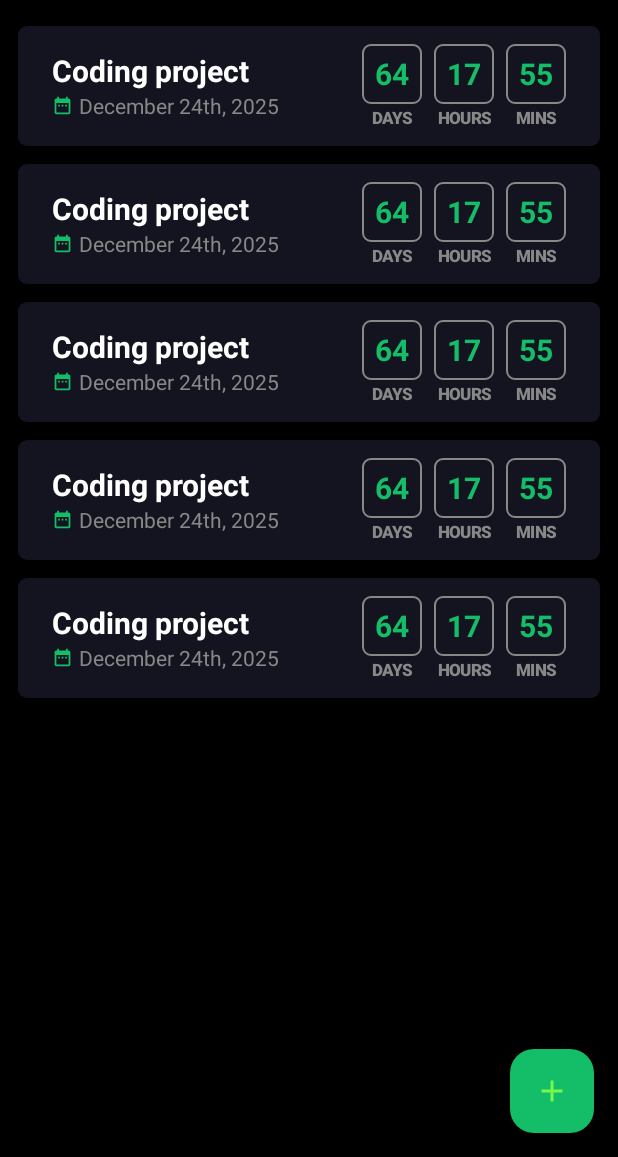
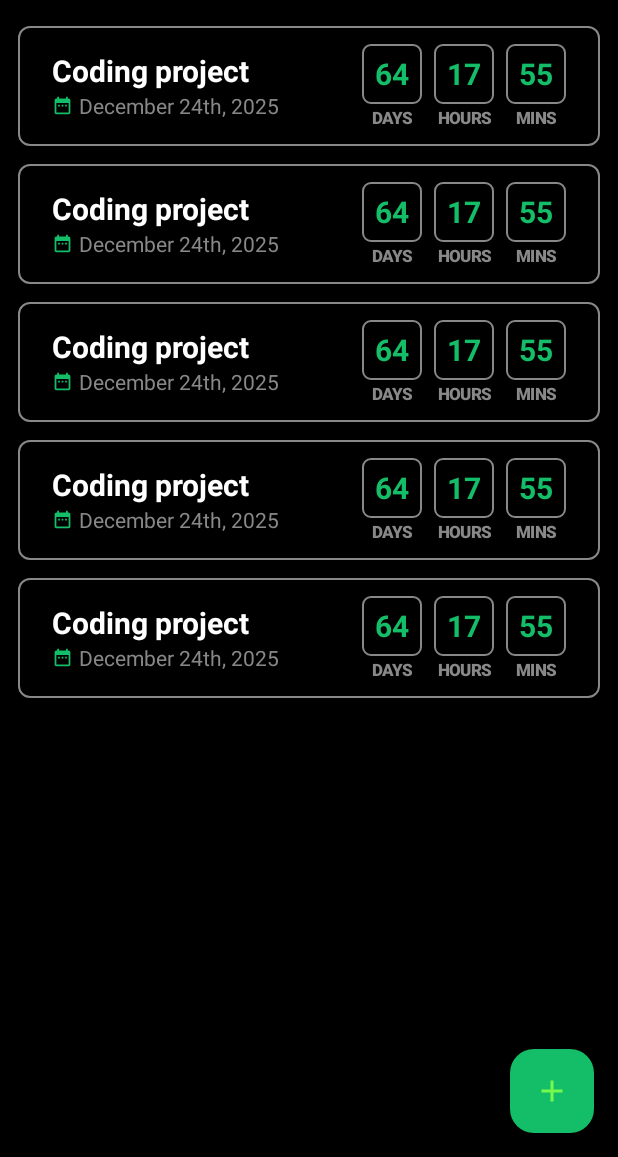
Before and after one commit to boryanz/Dead-line, an Android app built with Jetpack Compose: the screen it shows after launch (MainActivity), on a phone screen of 412 x 824 dp, the part 79-1236 px from its top. Run offline under Robolectric (Android 15) with nearby library versions, the phone set to English and light mode, and no system bars.

Commit message:
re-design a bit

```diff
--- a/app/src/main/java/com/boryans/deadline/navigation/NavigationGraph.kt
+++ b/app/src/main/java/com/boryans/deadline/navigation/NavigationGraph.kt
@@ -8,6 +8,7 @@ import com.boryans.deadline.ui.screen.addDeadlineScreen
 import com.boryans.deadline.ui.screen.deadlineDetailsScreen
 import com.boryans.deadline.ui.screen.homeScreen
 import com.boryans.deadline.ui.screen.navigateToAddDeadlineScreen
+import com.boryans.deadline.ui.screen.navigateToDeadlineDetails
 
 @Composable
 fun DeadlineNavigationGraph(
@@ -15,7 +16,8 @@ fun DeadlineNavigationGraph(
 ) {
   NavHost(navController = navController, startDestination = Route.Home) {
     homeScreen(
-      onNavigateToAddDeadline = { navController.navigateToAddDeadlineScreen() }
+      onNavigateToAddDeadline = { navController.navigateToAddDeadlineScreen() },
+      onNavigateToDeadlineDetails = {navController.navigateToDeadlineDetails("12")}
     )
     addDeadlineScreen()
     deadlineDetailsScreen()
--- a/app/src/main/java/com/boryans/deadline/ui/components/DeadlineItem.kt
+++ b/app/src/main/java/com/boryans/deadline/ui/components/DeadlineItem.kt
@@ -1,7 +1,8 @@
 package com.boryans.deadline.ui.components
 
 import androidx.compose.foundation.BorderStroke
-import androidx.compose.foundation.background
+import androidx.compose.foundation.border
+import androidx.compose.foundation.clickable
 import androidx.compose.foundation.layout.Arrangement
 import androidx.compose.foundation.layout.Box
 import androidx.compose.foundation.layout.Column
@@ -21,7 +22,6 @@ import androidx.compose.material3.Text
 import androidx.compose.runtime.Composable
 import androidx.compose.ui.Alignment
 import androidx.compose.ui.Modifier
-import androidx.compose.ui.draw.clip
 import androidx.compose.ui.graphics.Color
 import androidx.compose.ui.tooling.preview.Preview
 import androidx.compose.ui.unit.dp
@@ -34,14 +34,15 @@ import java.util.Locale
 fun DeadlineItem(
   deadline: Deadline,
   modifier: Modifier = Modifier,
+  onDeadlineItemClick: () -> Unit,
 ) {
   Box(
     modifier = modifier
       .fillMaxWidth()
       .padding(horizontal = 12.dp, vertical = 6.dp)
       .height(80.dp)
-      .clip(RoundedCornerShape(6.dp))
-      .background(color = MaterialTheme.colorScheme.onSurface),
+      .border(border = BorderStroke(1.dp, color = Color.Gray), shape = RoundedCornerShape(8.dp))
+      .clickable { onDeadlineItemClick() },
     contentAlignment = Alignment.Center,
   ) {
     Row(
@@ -105,7 +106,6 @@ fun TimeBox(
     Surface(
       shape = RoundedCornerShape(6.dp),
       border = BorderStroke(1.dp, color = Color.Gray),
-      color = MaterialTheme.colorScheme.onSurface
     ) {
       Box(
         modifier = modifier
@@ -135,7 +135,7 @@ fun TimeBox(
 private fun DeadlineItemPreview() {
   DeadlineTheme {
     Surface {
-      DeadlineItem(dummyDeadline)
+      DeadlineItem(dummyDeadline, onDeadlineItemClick = {})
     }
   }
 }
--- a/app/src/main/java/com/boryans/deadline/ui/screen/Home.kt
+++ b/app/src/main/java/com/boryans/deadline/ui/screen/Home.kt
@@ -19,15 +19,22 @@ import com.boryans.deadline.ui.components.AppBar
 import com.boryans.deadline.ui.components.DeadlineItem
 import com.boryans.deadline.ui.theme.DeadlineTheme
 
-fun NavGraphBuilder.homeScreen(onNavigateToAddDeadline: () -> Unit) {
+fun NavGraphBuilder.homeScreen(
+  onNavigateToAddDeadline: () -> Unit,
+  onNavigateToDeadlineDetails: () -> Unit,
+) {
   composable<Route.Home> {
-    HomeScreen(onNavigateToAddDeadline = onNavigateToAddDeadline)
+    HomeScreen(
+      onNavigateToAddDeadline = onNavigateToAddDeadline,
+      onNavigateToDeadlineDetails = onNavigateToDeadlineDetails
+    )
   }
 }
 
 @Composable
 fun HomeScreen(
   onNavigateToAddDeadline: () -> Unit,
+  onNavigateToDeadlineDetails: () -> Unit,
   modifier: Modifier = Modifier,
 ) {
   Surface {
@@ -50,7 +57,7 @@ fun HomeScreen(
           .fillMaxSize()
           .padding(paddingValues)
       ) {
-        HomeContent()
+        HomeContent(onDeadlineItemClick = onNavigateToDeadlineDetails)
       }
     }
   }
@@ -58,10 +65,15 @@ fun HomeScreen(
 }
 
 @Composable
-fun HomeContent() {
+fun HomeContent(
+  onDeadlineItemClick: () -> Unit,
+) {
   LazyColumn {
     items(5) {
-      DeadlineItem(deadline = dummyDeadline)
+      DeadlineItem(
+        deadline = dummyDeadline,
+        onDeadlineItemClick = onDeadlineItemClick
+      )
     }
   }
 }
@@ -71,7 +83,7 @@ fun HomeContent() {
 @Composable
 private fun HomePreview() {
   DeadlineTheme {
-    HomeScreen(onNavigateToAddDeadline = { /*TODO*/ })
+    HomeScreen(onNavigateToAddDeadline = { /*TODO*/ }, onNavigateToDeadlineDetails = {})
   }
 }
 
```
Also changed, not shown: app/src/main/java/com/boryans/deadline/ui/components/Button.kt (+2 -6 lines), app/src/main/java/com/boryans/deadline/ui/screen/DeadlineDetails.kt (+7 -6 lines).
